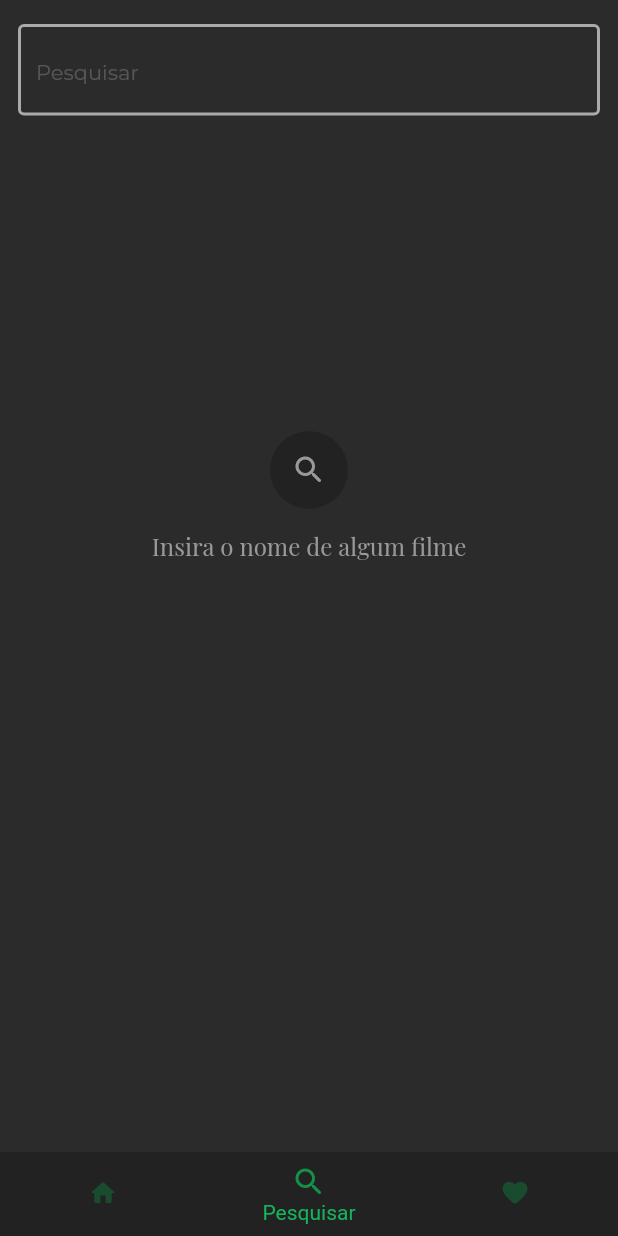
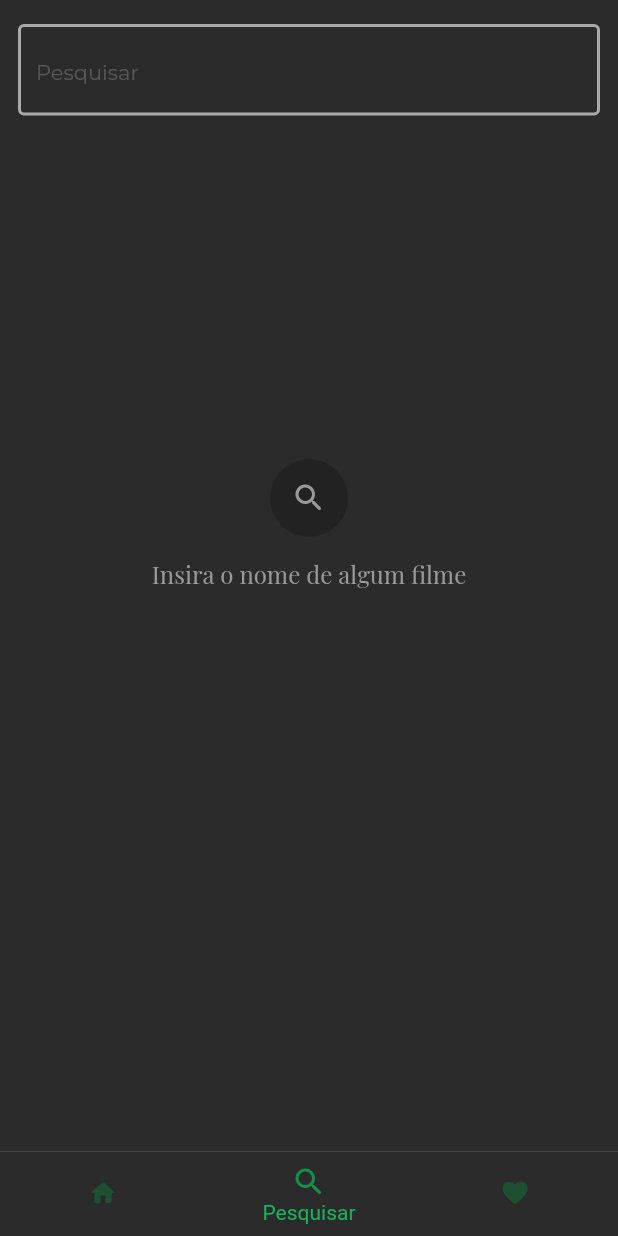
Before and after one commit to nicko00/movies-db-flutter, a Flutter app: the screen it shows after launch, item 2 of the bottom bar chosen, on a phone screen of 412 x 824 dp. Run offline on Flutter 3.47's test engine with Material 2 defaults, Android fonts, the phone set to English and light mode, and no system bars; our stand-ins replace carousel_slider, dio, google_fonts, pretty_dio_logger, sliding_up_panel; generated files the repository leaves out were written again; network calls fail.

```diff
--- a/lib/features/home/home/home_view.dart
+++ b/lib/features/home/home/home_view.dart
@@ -1,3 +1,5 @@
+import 'dart:ui';
+
 import 'package:flutter/material.dart';
 
 import '../../../localization/localize.dart';
@@ -28,14 +30,28 @@ class HomeView extends StatelessWidget {
       animation: viewModel,
       builder: (_, __) {
         return Scaffold(
-          body: FadeTransition(
+          extendBody: true,
+          body: SafeArea(
+            bottom: false,
+            child: FadeTransition(
               opacity: viewModel.animationController,
               child: IndexedStack(
                 index: viewModel.currentIndex,
                 children: indexedChildren,
               ),
             ),
-          bottomNavigationBar: BottomNavigationBar(
+          ),
+          bottomNavigationBar: Container(
+            decoration: BoxDecoration(
+              border: Border(
+                top: BorderSide(color: AppColors.gray30, width: 0.4)
+              ),
+            ),
+            child: ClipRect(
+              child: BackdropFilter(
+                filter: ImageFilter.blur(sigmaX: 20, sigmaY: 20),
+                child: BottomNavigationBar(
+                  backgroundColor: AppColors.transparent,
                   currentIndex: viewModel.currentIndex,
                   onTap: viewModel.didTapSelectedIndex,
                   items: [
@@ -52,6 +68,9 @@ class HomeView extends StatelessWidget {
                       icon: Icons.favorite_rounded,
                     ),
                   ],
+                ),
+              ),
+            ),
           ),
         );
       },
--- a/lib/features/movie_details/components/movie_details_bottom_sheet.dart
+++ b/lib/features/movie_details/components/movie_details_bottom_sheet.dart
@@ -65,7 +65,7 @@ class MovieDetailsBottomSheet extends StatelessWidget {
                         RatingStarIndicator(rating: rating),
                         const SizedBox(width: 8),
                         Text(
-                          rating.toString(),
+                          rating.toStringAsFixed(1),
                           style: AppFonts.montserratMedium(16, color: AppColors.gray),
                         ),
                       ],
--- a/lib/features/movies_list/movies_list/movies_list_view.dart
+++ b/lib/features/movies_list/movies_list/movies_list_view.dart
@@ -24,7 +24,6 @@ class MoviesListView extends StatelessWidget {
     final l10n = Localize.instance.l10n;
 
     return DefaultScreen(
-      padding: const EdgeInsets.all(0),
       child: SingleChildScrollView(
         physics: const BouncingScrollPhysics(),
         child: Column(
--- a/lib/features/search_movies/search_movies/search_movies_view.dart
+++ b/lib/features/search_movies/search_movies/search_movies_view.dart
@@ -21,7 +21,10 @@ class SearchMoviesView extends StatelessWidget {
 
   @override
   Widget build(BuildContext context) {
-    return DefaultScreen(
+    return GestureDetector(
+      onTap: () => FocusScope.of(context).unfocus(),
+      child: DefaultScreen(
+        isBottomBarTransparent: true,
         child: Padding(
           padding: const EdgeInsets.all(12),
           child: Column(
@@ -46,6 +49,7 @@ class SearchMoviesView extends StatelessWidget {
                 ),
               ),
             ],
+          ),
         ),
       ),
     );
--- a/lib/features/search_movies/search_movies/search_movies_view_controller.dart
+++ b/lib/features/search_movies/search_movies/search_movies_view_controller.dart
@@ -1,8 +1,12 @@
 import 'package:flutter/material.dart';
 
+import '../../../models/movie.dart';
+import '../../movie_details/movie_details_factory.dart';
 import 'search_movies_view.dart';
 
-abstract class SearchMoviesProtocol extends SearchMoviesViewModelProtocol {}
+abstract class SearchMoviesProtocol extends SearchMoviesViewModelProtocol {
+  void Function(Movie movie)? onTapMovieDetails;
+}
 
 class SearchMoviesViewController extends StatefulWidget {
   final SearchMoviesProtocol viewModel;
@@ -15,7 +19,19 @@ class SearchMoviesViewController extends StatefulWidget {
 
 class _SearchMoviesViewControllerState extends State<SearchMoviesViewController> {
   @override
+  void initState() {
+    super.initState();
+    _bind();
+  }
+
+  @override
   Widget build(BuildContext context) {
     return SearchMoviesView(viewModel: widget.viewModel);
   }
+
+  void _bind() {
+    widget.viewModel.onTapMovieDetails = (movie) {
+      Navigator.pushNamed(context, MovieDetailsFactory.route, arguments: movie);
+    };
+  }
 }
--- a/lib/features/search_movies/search_movies/search_movies_view_model.dart
+++ b/lib/features/search_movies/search_movies/search_movies_view_model.dart
@@ -46,7 +46,7 @@ class SearchMoviesViewModel extends SearchMoviesProtocol implements SearchMovies
 
   @override
   void didTapMovieDetails(Movie movie) {
-    // TODO: implement didTapMovieDetails
+    onTapMovieDetails?.call(movie);
   }
 
   void searchMovies(String query) {
--- a/lib/support/components/default_image_network.dart
+++ b/lib/support/components/default_image_network.dart
@@ -21,8 +21,6 @@ class DefaultImageNetwork extends StatelessWidget {
 
   @override
   Widget build(BuildContext context) {
-    final l10n = Localize.instance.l10n;
-
     return SizedBox(
       width: width,
       height: height,
--- a/lib/support/components/default_screen.dart
+++ b/lib/support/components/default_screen.dart
@@ -5,9 +5,11 @@ import '../style/app_colors.dart';
 class DefaultScreen extends StatelessWidget {
   final Widget child;
   final EdgeInsetsGeometry padding;
+  final bool isBottomBarTransparent;
 
   const DefaultScreen({
     super.key,
+    this.isBottomBarTransparent = false,
     this.padding = const EdgeInsets.all(8),
     required this.child,
   });
@@ -17,7 +19,9 @@ class DefaultScreen extends StatelessWidget {
     return Container(
       decoration: BoxDecoration(color: AppColors.darkGray),
       child: Scaffold(
+        extendBody: isBottomBarTransparent,
         body: SafeArea(
+          bottom: !isBottomBarTransparent,
           child: child,
         ),
       ),
```
Also changed, not shown: lib/api/routes/movies_routes.dart (+6 -1 lines), lib/features/movies_carousel/movies_carousel/movies_carousel_view.dart (+10 -2 lines). Lines whose indentation alone changed are shown as unchanged.
